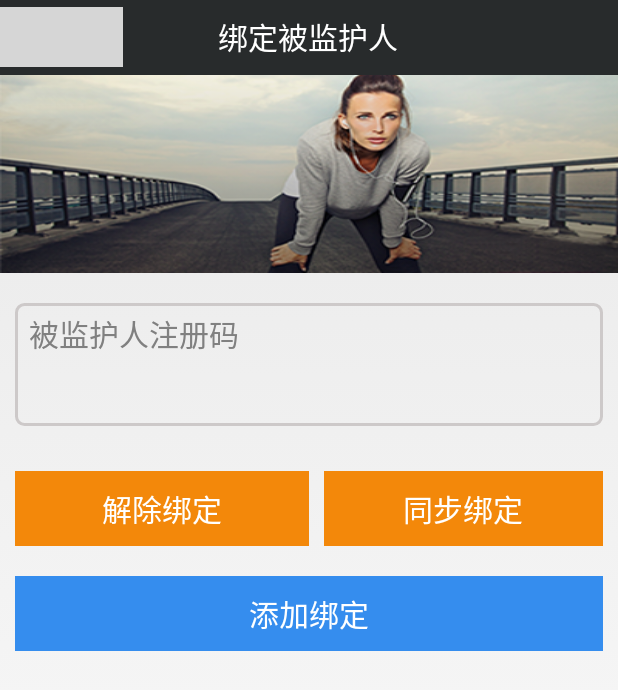
After one commit to LZQ1993/BeautyHealth2, an Android app: the BindUserActivity screen opened directly, with no data from a screen before it, on a phone screen of 412 x 824 dp. The commit adds this screen. Shown: the top 690 px of the screen. Run offline under Robolectric (Android 15) with nearby library versions, the phone set to English and light mode, and no system bars; grey boxes are pictures that could not be loaded.

Commit message:
被监护人绑定功能
被监护人绑定功能实现完毕

```diff
--- a/app/src/main/AndroidManifest.xml
+++ b/app/src/main/AndroidManifest.xml
@@ -108,7 +108,11 @@
             android:configChanges="orientation|keyboardHidden|screenSize"
             android:screenOrientation="portrait" />
         <activity
-            android:name=".UserBackInfo.Activity.UserBackInfoActivity"
+            android:name=".UserCenter.UserBackInfoActivity"
+            android:configChanges="orientation|keyboardHidden|screenSize"
+            android:screenOrientation="portrait" />
+        <activity
+            android:name=".UserCenter.BindUserActivity"
             android:configChanges="orientation|keyboardHidden|screenSize"
             android:screenOrientation="portrait" />
 
--- a/app/src/main/java/com/beautyhealthapp/Assistant/App.java
+++ b/app/src/main/java/com/beautyhealthapp/Assistant/App.java
@@ -17,6 +17,7 @@ public class App extends Application {
 			iSqlHelper.CreateTable("com.Entity.UserMessage");
 			iSqlHelper.CreateTable("com.Entity.UserLocal");
 			iSqlHelper.CreateTable("com.Entity.BluetoothState");
+			iSqlHelper.CreateTable("com.Entity.BindingMessage");
 		}
 	}
 
--- a/app/src/main/java/com/beautyhealthapp/Fragment/MeFragment.java
+++ b/app/src/main/java/com/beautyhealthapp/Fragment/MeFragment.java
@@ -14,7 +14,8 @@ import android.widget.TextView;
 import com.Entity.BluetoothState;
 import com.beautyhealthapp.CallCenter.Activity.CallCenterActivity;
 import com.beautyhealthapp.R;
-import com.beautyhealthapp.UserBackInfo.Activity.UserBackInfoActivity;
+import com.beautyhealthapp.UserCenter.BindUserActivity;
+import com.beautyhealthapp.UserCenter.UserBackInfoActivity;
 import com.infrastructure.CWFragment.DataRequestFragment;
 import com.infrastructure.CWSqliteManager.ISqlHelper;
 import com.infrastructure.CWSqliteManager.SqliteHelper;
@@ -112,7 +113,7 @@ public class MeFragment extends DataRequestFragment implements OnClickListener{
                 IsLoginTip(CallCenterActivity.class);
                 break;
             case R.id.tr_bindedPeople:
-                IsLoginTip(CallCenterActivity.class);
+                IsLoginTip(BindUserActivity.class);
                 break;
             default:
                 ToastUtil.show(getActivity(), "输入有误!");
--- a/app/src/main/java/com/beautyhealthapp/UserBackInfo/Activity/UserBackInfoActivity.java
+++ b/app/src/main/java/com/beautyhealthapp/UserCenter/UserBackInfoActivity.java
@@ -1,4 +1,4 @@
-package com.beautyhealthapp.UserBackInfo.Activity;
+package com.beautyhealthapp.UserCenter;
 
 import android.app.AlertDialog;
 import android.content.DialogInterface;
--- /dev/null
+++ b/app/src/main/res/layout/activity_binduser.xml
@@ -0,0 +1,85 @@
+<?xml version="1.0" encoding="utf-8"?>
+<LinearLayout xmlns:android="http://schemas.android.com/apk/res/android"
+    android:layout_width="match_parent"
+    android:layout_height="match_parent"
+    android:orientation="vertical" >
+
+    <include layout="@layout/activity_navbar" />
+
+    <LinearLayout
+        android:layout_width="match_parent"
+        android:layout_height="match_parent"
+        android:orientation="vertical" >
+
+        <ImageView
+            android:layout_width="match_parent"
+            android:layout_height="132dp"
+            android:layout_marginBottom="10dp"
+            android:background="@mipmap/image_bindingtop" />
+
+        <EditText
+            android:id="@+id/et_registercode"
+            android:layout_width="match_parent"
+            android:layout_height="wrap_content"
+            android:background="@drawable/edit_style1_shape"
+            android:gravity="top"
+            android:layout_marginTop="10dp"
+            android:layout_marginRight="10dp"
+            android:layout_marginLeft="10dp"
+            android:ellipsize="middle"
+            android:paddingTop="5dp"
+            android:hint="  被监护人注册码"
+            android:lines="3"
+            android:maxEms="40"
+            android:textSize="20sp" >
+        </EditText>
+
+        <LinearLayout
+            android:layout_width="match_parent"
+            android:layout_height="wrap_content"
+            android:layout_marginBottom="10dp"
+            android:layout_marginLeft="10dp"
+            android:layout_marginRight="10dp"
+            android:layout_marginTop="30dp"
+            android:orientation="horizontal" >
+
+            <Button
+                android:id="@+id/btn_cancelbinding"
+                android:layout_width="match_parent"
+                android:layout_height="wrap_content"
+                android:layout_weight="1"
+                android:paddingTop="10dp"
+                android:paddingBottom="10dp"
+                android:background="#f3880a"
+                android:text="解除绑定"
+                android:textColor="#ffffff"
+                android:textSize="20sp" />
+
+            <Button
+                android:id="@+id/btn_synchronousbinding"
+                android:layout_width="match_parent"
+                android:layout_height="wrap_content"
+                android:layout_marginLeft="10dp"
+                android:paddingTop="10dp"
+                android:paddingBottom="10dp"
+                android:layout_weight="1"
+                android:background="#f3880a"
+                android:text="同步绑定"
+                android:textColor="#ffffff"
+                android:textSize="20sp" />
+        </LinearLayout>
+
+        <Button
+            android:id="@+id/btn_addbinding"
+            android:layout_width="match_parent"
+            android:layout_height="wrap_content"
+            android:layout_margin="10dp"
+            android:background="#358dee"
+            android:paddingTop="10dp"
+            android:paddingBottom="10dp"
+            android:text="添加绑定"
+            android:textColor="#ffffff"
+            android:textSize="20sp" />
+    </LinearLayout>
+
+</LinearLayout>
```
Also changed, not shown: app/src/main/java/com/Entity/BindingMessage.java (added, +11 -0 lines), app/src/main/java/com/beautyhealthapp/UserCenter/BindUserActivity.java (added, +271 -0 lines), app/src/main/res/mipmap-hdpi/image_bindingtop.png (added).
